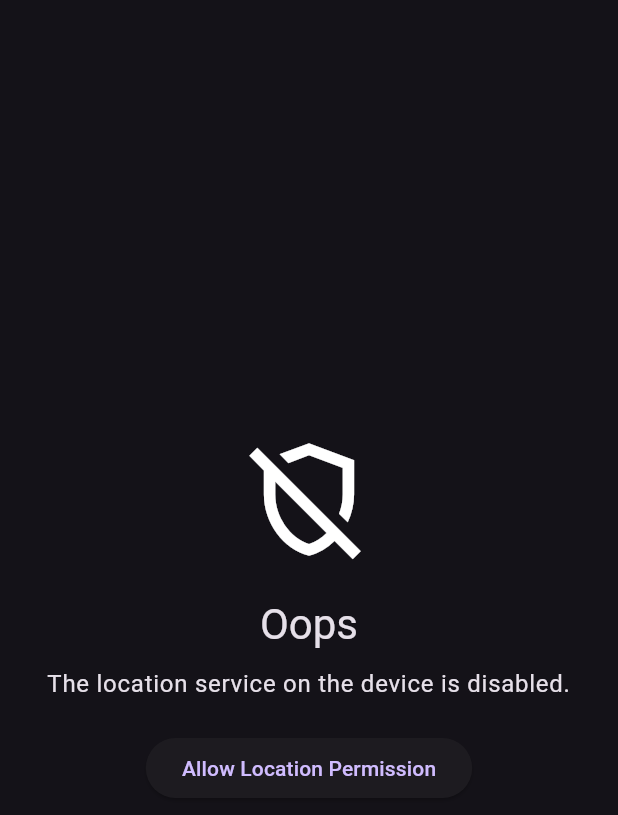
After one commit to ManishSoniMS/clima, a Flutter app: the NoPermissionScreen screen opened by its route, after a tap on "Allow Location Permission", on a phone screen of 412 x 824 dp. The commit adds this screen. Shown: the top 815 px of the screen. Run offline on Flutter 3.47's test engine with Material 3 defaults, Android fonts, the phone set to English and light mode, and no system bars; our stand-ins replace flutter_riverpod, flutter_spinkit, geolocator, go_router, riverpod_annotation; missing offline and left inert: app_settings; generated files the repository leaves out were written again.

Commit message:
enhancing code

```diff
--- /dev/null
+++ b/lib/controllers/location_controller.dart
@@ -0,0 +1,39 @@
+import 'dart:developer';
+
+import 'package:clima/providers/location_provider.dart';
+import 'package:geolocator/geolocator.dart';
+import 'package:riverpod_annotation/riverpod_annotation.dart';
+
+part 'location_controller.g.dart';
+
+@riverpod
+class LocationController extends _$LocationController {
+  Position? _position;
+
+  @override
+  Future<void> build() async {
+    return null;
+  }
+
+  set setPosition(Position? value) {
+    _position = value;
+  }
+
+  Position? get position => _position;
+
+  Future<void> getLocation() async {
+    log('Location: get location method called');
+    state = AsyncLoading();
+    try {
+      // state = await AsyncValue<Position>.data(() async {
+      final dataRepository = ref.read(locationRepositoryProvider);
+      final location = await dataRepository.getCurrentLocation();
+      log('Location: ${location.latitude}, ${location.longitude}');
+      // });
+      state = AsyncValue<Position>.data(location);
+    } catch (e) {
+      log('Location: Error : $e');
+      state = AsyncError(e.toString(), StackTrace.current);
+    }
+  }
+}
--- a/lib/main.dart
+++ b/lib/main.dart
@@ -1,18 +1,40 @@
+import 'package:clima/controllers/location_controller.dart';
+import 'package:clima/routing/routing.dart';
 import 'package:flutter/material.dart';
-import 'package:clima_a_weather_app/screen/loading_screen.dart';
+import 'package:flutter_riverpod/flutter_riverpod.dart';
 
 void main() {
-  runApp(Clima());
+  runApp(ProviderScope(child: const Clima()));
 }
 
-class Clima extends StatelessWidget {
+class Clima extends ConsumerStatefulWidget {
+  const Clima({super.key});
+
+  @override
+  ConsumerState createState() => _ClimaState();
+}
+
+class _ClimaState extends ConsumerState<Clima> {
+  @override
+  void didChangeDependencies() {
+    getLocation();
+    super.didChangeDependencies();
+  }
+
+  void getLocation() {
+    Future.delayed(Duration(milliseconds: 500)).then((_) {
+      ref.read(locationControllerProvider.notifier).getLocation();
+    });
+  }
+
   @override
   Widget build(BuildContext context) {
-    return MaterialApp(
+    final routes = ref.watch(goRouterProvider);
+    return MaterialApp.router(
       title: 'Clima',
       debugShowCheckedModeBanner: false,
       theme: ThemeData.dark(),
-      home: LoadingScreen(),
+      routerConfig: routes,
     );
   }
 }
--- /dev/null
+++ b/lib/providers/location_provider.dart
@@ -0,0 +1,59 @@
+import 'dart:developer';
+
+import 'package:flutter_riverpod/flutter_riverpod.dart';
+import 'package:geolocator/geolocator.dart';
+import 'package:riverpod_annotation/riverpod_annotation.dart';
+
+part 'location_provider.g.dart';
+
+class LocationRepository {
+  Future<void> checkPermission() async {
+    log("location provider: step 2");
+    final permission = await Geolocator.checkPermission();
+    log("location provider: step 3");
+    if (permission == LocationPermission.denied) {
+      log("location provider: step 4");
+      await requestPermission();
+    } else if (permission == LocationPermission.deniedForever) {
+      log("location provider: step 8");
+      throw Exception(
+        'Location permissions are permanently denied, we cannot request permissions.',
+      );
+    }
+  }
+
+  Future<void> requestPermission() async {
+    log("location provider: step 1");
+    final permission = await Geolocator.requestPermission();
+    log("location provider: step 5");
+    if (permission == LocationPermission.denied) {
+      log("location provider: step 6");
+      throw Exception('Location permissions are denied');
+    } else if (permission == LocationPermission.deniedForever) {
+      log("location provider: step 7");
+      throw Exception(
+        'Location permissions are permanently denied, we cannot request permissions.',
+      );
+    }
+  }
+
+  Future<Position> getCurrentLocation() async {
+    log("location provider: step 1");
+    await checkPermission();
+    log("location provider: step 9");
+    return await Geolocator.getCurrentPosition(
+      locationSettings: LocationSettings(accuracy: LocationAccuracy.low),
+    );
+  }
+}
+
+@riverpod
+LocationRepository locationRepository(Ref ref) {
+  return LocationRepository();
+}
+
+@riverpod
+Future<Position> getCurrentLocation(Ref ref) async {
+  final repository = ref.watch(locationRepositoryProvider);
+  return await repository.getCurrentLocation();
+}
--- /dev/null
+++ b/lib/routing/routing.dart
@@ -0,0 +1,44 @@
+import 'package:clima/controllers/location_controller.dart';
+import 'package:clima/screen/loading_screen.dart';
+import 'package:clima/screen/location_screen.dart';
+import 'package:clima/screen/no_permission_screen.dart';
+import 'package:flutter_riverpod/flutter_riverpod.dart';
+import 'package:go_router/go_router.dart';
+import 'package:riverpod_annotation/riverpod_annotation.dart';
+
+part 'routing.g.dart';
+
+@Riverpod(keepAlive: true)
+GoRouter goRouter(Ref ref) {
+  final locationController = ref.watch(locationControllerProvider);
+  GoRouter _router = GoRouter(
+    initialLocation: '/',
+    redirect: (context, state) {
+      if (locationController.hasError) {
+        return '/no-permission';
+      }
+      return null;
+    },
+    routes: [
+      GoRoute(
+        path: '/',
+        name: 'Splash',
+        builder: (context, state) => LoadingScreen(),
+      ),
+
+      GoRoute(
+        path: '/location',
+        name: 'Location',
+        builder: (context, state) => LocationScreen(),
+      ),
+
+      GoRoute(
+        path: '/no-permission',
+        name: 'No Permission',
+        builder: (context, state) => NoPermissionScreen(),
+      ),
+    ],
+  );
+
+  return _router;
+}
--- /dev/null
+++ b/lib/screen/no_permission_screen.dart
@@ -0,0 +1,46 @@
+import 'package:app_settings/app_settings.dart';
+import 'package:clima/utils/extensions/on_buildcontext.dart';
+import 'package:flutter/material.dart';
+import 'package:flutter_riverpod/flutter_riverpod.dart';
+
+import '../controllers/location_controller.dart';
+
+class NoPermissionScreen extends ConsumerWidget {
+  const NoPermissionScreen({super.key});
+
+  @override
+  Widget build(BuildContext context, WidgetRef ref) {
+    final locationController = ref.watch(locationControllerProvider);
+
+    return Scaffold(
+      body: Center(
+        child: Column(
+          crossAxisAlignment: CrossAxisAlignment.center,
+          mainAxisAlignment: MainAxisAlignment.center,
+          children: [
+            Icon(Icons.remove_moderator_outlined, size: 90),
+            SizedBox(height: 20),
+            Text('Oops', style: context.textTheme.headlineMedium),
+            SizedBox(height: 10),
+            Text(
+              locationController.error.toString(),
+              style: context.textTheme.bodyLarge,
+              textAlign: TextAlign.center,
+            ),
+            SizedBox(height: 20),
+            ElevatedButton(
+              onPressed: () {
+                AppSettings.openAppSettings(
+                  type: AppSettingsType.location,
+                ).then((_) {
+                  ref.read(locationControllerProvider.notifier).getLocation();
+                });
+              },
+              child: Text("Allow Location Permission"),
+            ),
+          ],
+        ),
+      ),
+    );
+  }
+}
--- a/lib/services/location.dart
+++ b/lib/services/location.dart
@@ -3,6 +3,21 @@ import 'package:geolocator/geolocator.dart';
 class Location {
   late double lat;
   late double long;
+
+  Future<void> getPermission() async {
+    LocationPermission permission = await Geolocator.checkPermission();
+    if (permission == LocationPermission.denied) {
+      permission = await Geolocator.requestPermission();
+      if (permission == LocationPermission.denied) {
+        print('Location permissions are denied');
+      }
+    }
+    if (permission == LocationPermission.deniedForever) {
+      print(
+          'Location permissions are permanently denied, we cannot request permissions.');
+    }
+  }
+
 
   Future<void> getCurrentLocation() async {
     try {
--- a/lib/services/weather.dart
+++ b/lib/services/weather.dart
@@ -1,5 +1,6 @@
-import 'package:clima_a_weather_app/services/location.dart';
-import 'package:clima_a_weather_app/services/networking.dart';
+
+import 'location.dart';
+import 'networking.dart';
 
 String apiID = '58c4702650a20d64c52d4127718ab1d0';
 String weatherURL = 'https://api.openweathermap.org/data/2.5/weather';
```
Also changed, not shown: lib/screen/city_screen.dart (+4 -7 lines), lib/screen/loading_screen.dart (+41 -27 lines), lib/screen/location_screen.dart (+16 -25 lines), lib/utils/extensions/on_buildcontext.dart (added, +9 -0 lines), pubspec.yaml (+16 -12 lines), lib/controllers/location_controller.g.dart (added), lib/providers/location_provider.g.dart (added), lib/routing/routing.g.dart (added), pubspec.lock, 10 other files.
